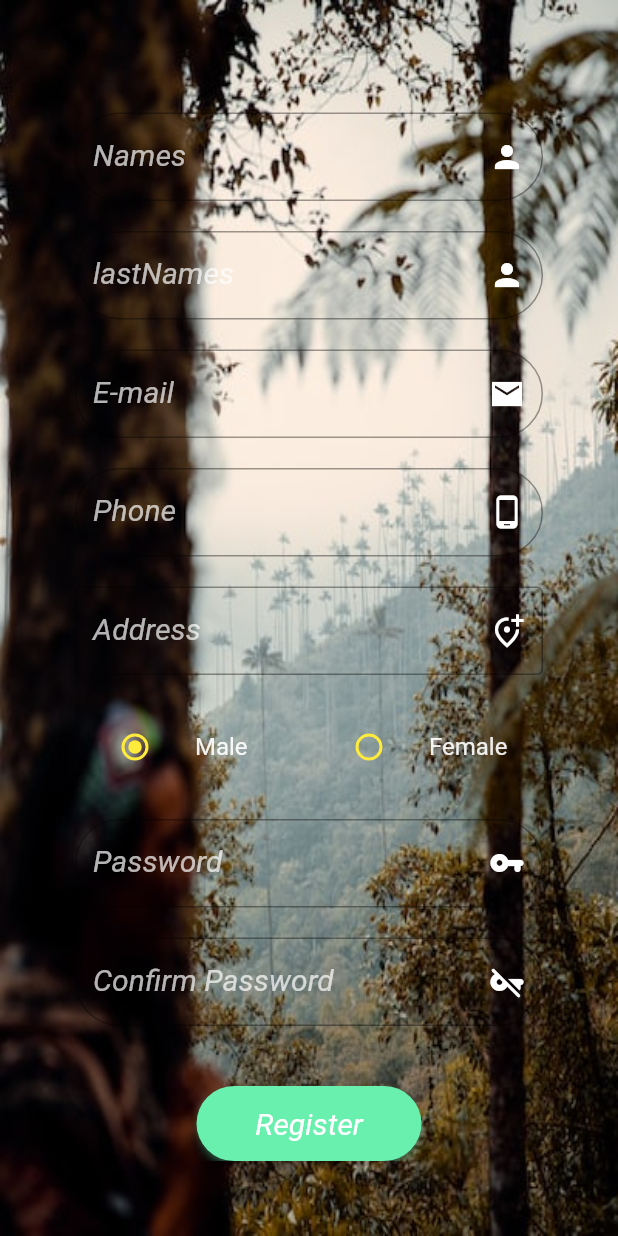
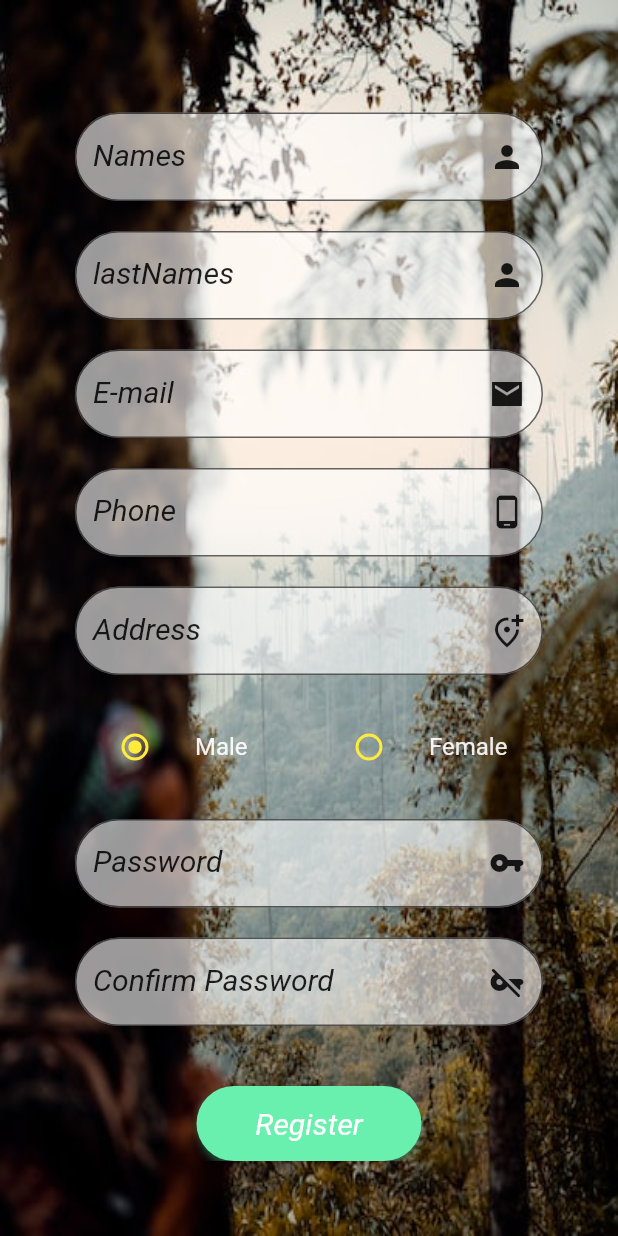
Before and after one commit to Thiago93z/TravelAppMobile, a Flutter app: the screen it shows after launch, scrolled down 231 dp, on a phone screen of 412 x 824 dp. Run offline on Flutter 3.47's test engine with Material 2 defaults, Android fonts, the phone set to English and light mode, and no system bars.

Commit message:
setting registerPage

```diff
--- a/lib/views/register_page.dart
+++ b/lib/views/register_page.dart
@@ -56,13 +56,14 @@ class _RegisterPageState extends State<RegisterPage> {
                       keyboardType: TextInputType.name,
                       decoration: InputDecoration(
                           labelText: "Names",
+                          fillColor: Colors.white60,
+                          filled: true,
                           labelStyle: const TextStyle(
-                            color: Colors.white70,
+                            color: Colors.black87,
                             decorationStyle: TextDecorationStyle.dotted,
                             fontStyle: FontStyle.italic,
                             fontSize: 20,
                           ),
-                          fillColor: Colors.transparent,
                           border: OutlineInputBorder(
                             borderRadius: BorderRadius.circular(50),
                           ),
@@ -73,7 +74,7 @@ class _RegisterPageState extends State<RegisterPage> {
                               ),*/
                           suffixIcon: const Icon(
                             Icons.person,
-                            color: Colors.white,
+                            color: Colors.black87,
                           )),
                     ),
                     const SizedBox(
@@ -84,8 +85,10 @@ class _RegisterPageState extends State<RegisterPage> {
                       keyboardType: TextInputType.name,
                       decoration: InputDecoration(
                           labelText: "lastNames",
+                          fillColor: Colors.white60,
+                          filled: true,
                           labelStyle: const TextStyle(
-                            color: Colors.white70,
+                            color: Colors.black87,
                             decorationStyle: TextDecorationStyle.dotted,
                             fontStyle: FontStyle.italic,
                             fontSize: 20,
@@ -95,7 +98,7 @@ class _RegisterPageState extends State<RegisterPage> {
                           ),
                           suffixIcon: const Icon(
                             Icons.person,
-                            color: Colors.white,
+                            color: Colors.black87,
                           )),
                     ),
                     const SizedBox(
@@ -106,8 +109,10 @@ class _RegisterPageState extends State<RegisterPage> {
                       keyboardType: TextInputType.emailAddress,
                       decoration: InputDecoration(
                           labelText: "E-mail",
+                          fillColor: Colors.white60,
+                          filled: true,
                           labelStyle: const TextStyle(
-                            color: Colors.white70,
+                            color: Colors.black87,
                             decorationStyle: TextDecorationStyle.dotted,
                             fontStyle: FontStyle.italic,
                             fontSize: 20,
@@ -117,7 +122,7 @@ class _RegisterPageState extends State<RegisterPage> {
                           ),
                           suffixIcon: const Icon(
                             Icons.email_sharp,
-                            color: Colors.white,
+                            color: Colors.black87,
                           )),
                     ),
                     const SizedBox(
@@ -128,8 +133,10 @@ class _RegisterPageState extends State<RegisterPage> {
                       keyboardType: TextInputType.phone,
                       decoration: InputDecoration(
                           labelText: "Phone",
+                          fillColor: Colors.white60,
+                          filled: true,
                           labelStyle: const TextStyle(
-                            color: Colors.white70,
+                            color: Colors.black87,
                             decorationStyle: TextDecorationStyle.dotted,
                             fontStyle: FontStyle.italic,
                             fontSize: 20,
@@ -139,7 +146,7 @@ class _RegisterPageState extends State<RegisterPage> {
                           ),
                           suffixIcon: const Icon(
                             Icons.phone_android,
-                            color: Colors.white,
+                            color: Colors.black87,
                           )),
                     ),
                     const SizedBox(
@@ -148,18 +155,22 @@ class _RegisterPageState extends State<RegisterPage> {
                     TextFormField(
                       controller: address,
                       keyboardType: TextInputType.streetAddress,
-                      decoration: const InputDecoration(
+                      decoration: InputDecoration(
                           labelText: "Address",
-                          labelStyle: TextStyle(
-                            color: Colors.white70,
+                          fillColor: Colors.white60,
+                          filled: true,
+                          labelStyle: const TextStyle(
+                            color: Colors.black87,
                             decorationStyle: TextDecorationStyle.dotted,
                             fontStyle: FontStyle.italic,
                             fontSize: 20,
                           ),
-                          border: OutlineInputBorder(),
-                          suffixIcon: Icon(
+                          border: OutlineInputBorder(
+                            borderRadius: BorderRadius.circular(50),
+                          ),
+                          suffixIcon: const Icon(
                             Icons.add_location_alt_outlined,
-                            color: Colors.white,
+                            color: Colors.black87,
                           )),
                     ),
                     const SizedBox(
@@ -218,8 +229,10 @@ class _RegisterPageState extends State<RegisterPage> {
                       //keyboardType: TextInputType.streetAddress,
                       decoration: InputDecoration(
                           labelText: "Password",
+                          fillColor: Colors.white60,
+                          filled: true,
                           labelStyle: const TextStyle(
-                            color: Colors.white70,
+                            color: Colors.black87,
                             decorationStyle: TextDecorationStyle.dotted,
                             fontStyle: FontStyle.italic,
                             fontSize: 20,
@@ -229,7 +242,7 @@ class _RegisterPageState extends State<RegisterPage> {
                           ),
                           suffixIcon: const Icon(
                             Icons.vpn_key_rounded,
-                            color: Colors.white,
+                            color: Colors.black87,
                           )),
                     ),
                     const SizedBox(
@@ -241,8 +254,10 @@ class _RegisterPageState extends State<RegisterPage> {
                       //keyboardType: TextInputType.streetAddress,
                       decoration: InputDecoration(
                           labelText: "Confirm Password",
+                          fillColor: Colors.white60,
+                          filled: true,
                           labelStyle: const TextStyle(
-                            color: Colors.white70,
+                            color: Colors.black87,
                             decorationStyle: TextDecorationStyle.dotted,
                             fontStyle: FontStyle.italic,
                             fontSize: 20,
@@ -252,7 +267,7 @@ class _RegisterPageState extends State<RegisterPage> {
                           ),
                           suffixIcon: const Icon(
                             Icons.vpn_key_off_rounded,
-                            color: Colors.white,
+                            color: Colors.black87,
                           )),
                     ),
                     const SizedBox(
```
